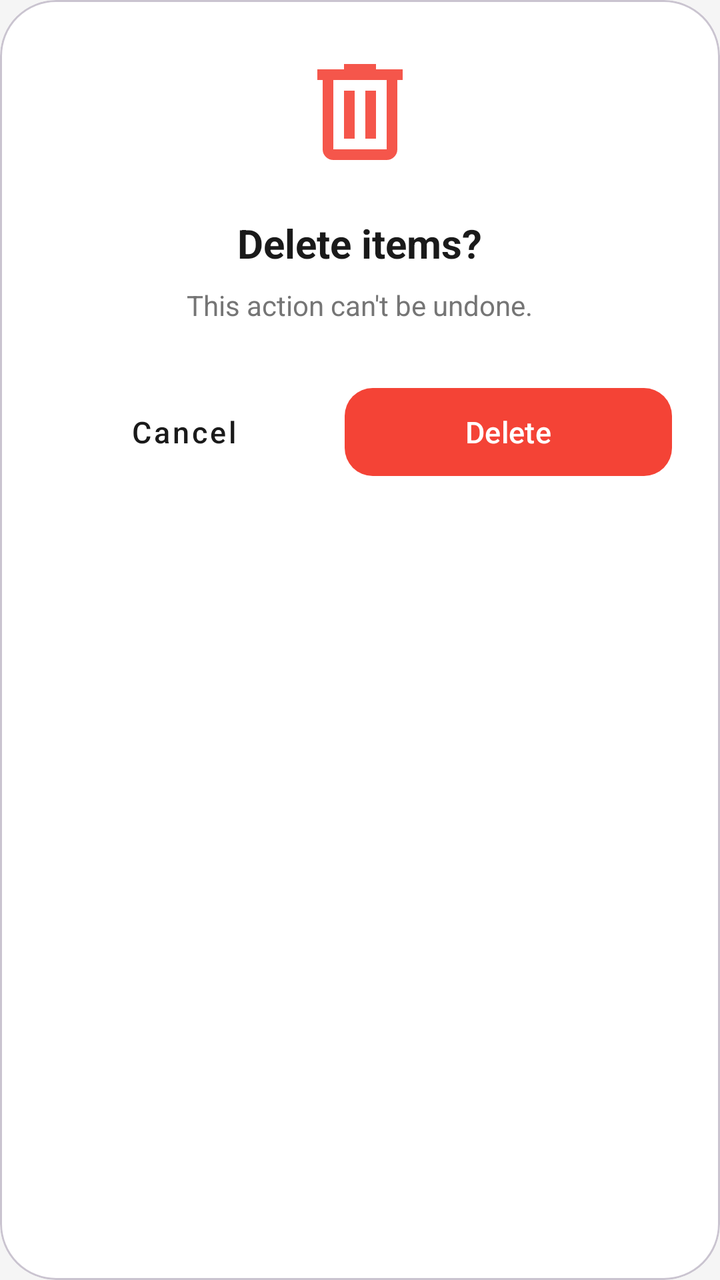
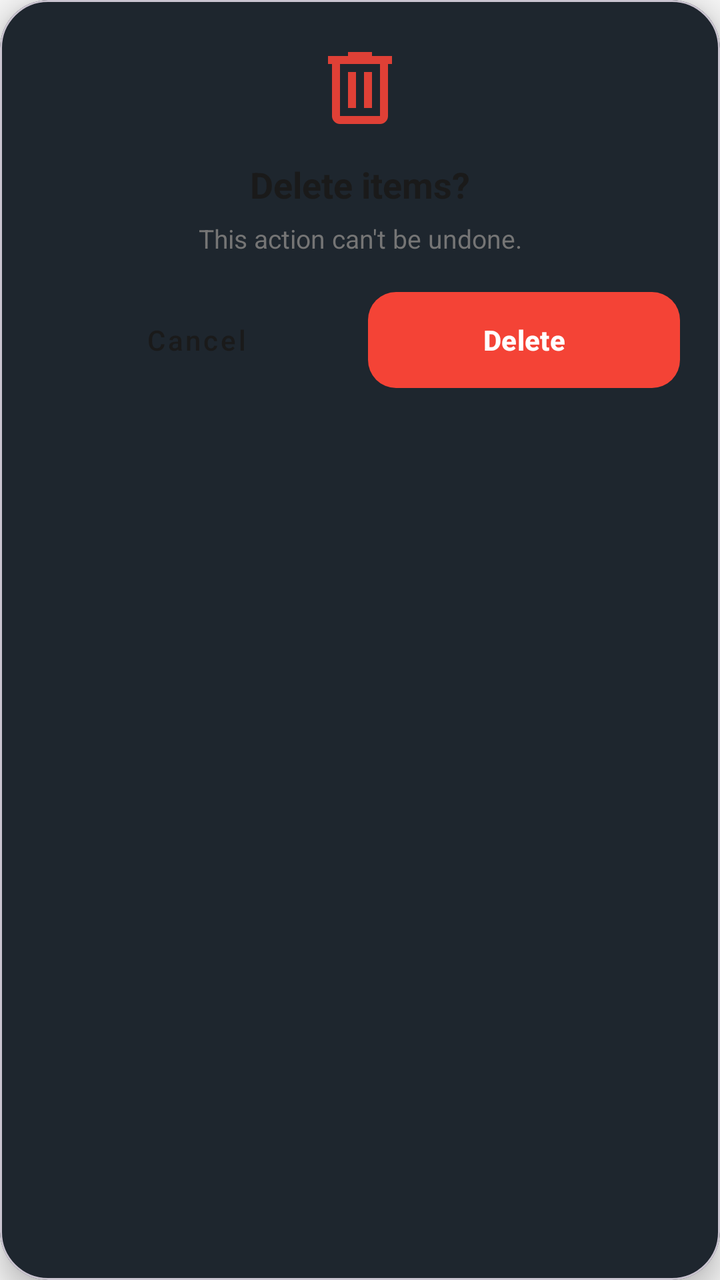

The first picture is an Android layout as it rendered before a commit; the second is the same layout after the commit. The layout source and the unified diff follow.
<!-- AndroidManifest.xml: application theme Theme.FridgeWise -->
<!-- res/layout/dialog_confirm_delete.xml -->
<?xml version="1.0" encoding="utf-8"?>
<com.google.android.material.card.MaterialCardView xmlns:android="http://schemas.android.com/apk/res/android"
    xmlns:app="http://schemas.android.com/apk/res-auto"
    android:layout_width="match_parent"
    android:layout_height="wrap_content"
    android:layout_marginHorizontal="24dp"
    app:cardCornerRadius="28dp"
    app:cardElevation="0dp"
    app:cardBackgroundColor="@color/surface_card">

    <LinearLayout
        android:layout_width="match_parent"
        android:layout_height="wrap_content"
        android:gravity="center"
        android:orientation="vertical"
        android:padding="24dp">

        <ImageView
            android:layout_width="64dp"
            android:layout_height="64dp"
            android:src="@drawable/outline_delete_24"
            app:tint="@color/red_expired"
            android:alpha="0.9" />

        <TextView
            android:id="@+id/tvDialogTitle"
            android:layout_width="wrap_content"
            android:layout_height="wrap_content"
            android:layout_marginTop="20dp"
            android:text="Delete items?"
            android:textColor="@color/text_primary"
            android:textSize="20sp"
            android:textStyle="bold"
            android:gravity="center" />

        <TextView
            android:layout_width="wrap_content"
            android:layout_height="wrap_content"
            android:layout_marginTop="8dp"
            android:text="This action can't be undone."
            android:textColor="@color/text_secondary"
            android:textSize="14sp"
            android:gravity="center" />

        <LinearLayout
            android:layout_width="match_parent"
            android:layout_height="wrap_content"
            android:layout_marginTop="28dp"
            android:orientation="horizontal"
            android:gravity="center">

            <com.google.android.material.button.MaterialButton
                android:id="@+id/btnCancel"
                style="@style/Widget.MaterialComponents.Button.TextButton"
                android:layout_width="0dp"
                android:layout_height="52dp"
                android:layout_weight="1"
                android:text="Cancel"
                android:textAllCaps="false"
                android:textColor="@color/text_primary"
                android:textSize="15sp" />

            <View
                android:layout_width="12dp"
                android:layout_height="0dp" />

            <com.google.android.material.button.MaterialButton
                android:id="@+id/btnDelete"
                android:layout_width="0dp"
                android:layout_height="52dp"
                android:layout_weight="1.2"
                app:backgroundTint="@color/red_expired"
                android:text="Delete"
                android:textAllCaps="false"
                android:textColor="@color/white"
                android:textSize="15sp"
                app:cornerRadius="14dp" />

        </LinearLayout>

    </LinearLayout>

</com.google.android.material.card.MaterialCardView>
<!-- resources referenced by this layout -->
<resources>
  <color name="red_expired">#F44336</color>
  <color name="surface_card">#FFFFFF</color>
  <color name="text_primary">#1A1A1A</color>
  <color name="text_secondary">#757575</color>
  <color name="white">#FFFFFF</color>
  <style name="Theme.FridgeWise" parent="Base.Theme.FridgeWise" />
  <style name="Base.Theme.FridgeWise" parent="Theme.Material3.DayNight.NoActionBar">
          
          <item name="colorPrimary">@color/green_primary</item>
          <item name="android:windowBackground">@color/bg_primary</item>
          <item name="colorSurface">@color/bg_secondary</item>
          <item name="colorOnSurface">@color/text_primary</item>
      </style>
  <color name="green_primary">#2E7D32</color>
  <color name="bg_primary">#F5F5F5</color>
  <color name="bg_secondary">#FFFFFF</color>
  <!-- unchanged entries left out for length: 1 -->
</resources>

<!-- the commit's change to res/layout/dialog_confirm_delete.xml (unified diff, before → after) -->
@@ -1,80 +1,89 @@
 <?xml version="1.0" encoding="utf-8"?>
-<com.google.android.material.card.MaterialCardView xmlns:android="http://schemas.android.com/apk/res/android"
+<com.google.android.material.card.MaterialCardView
+    xmlns:android="http://schemas.android.com/apk/res/android"
     xmlns:app="http://schemas.android.com/apk/res-auto"
-    android:layout_width="match_parent"
+
+    android:layout_width="280dp"
     android:layout_height="wrap_content"
-    android:layout_marginHorizontal="24dp"
-    app:cardCornerRadius="28dp"
-    app:cardElevation="0dp"
-    app:cardBackgroundColor="@color/surface_card">
+    android:layout_gravity="center_horizontal"
+    app:cardCornerRadius="24dp"
+    app:cardElevation="8dp"
+    app:cardBackgroundColor="#1E262E">
 
     <LinearLayout
         android:layout_width="match_parent"
         android:layout_height="wrap_content"
-        android:gravity="center"
         android:orientation="vertical"
-        android:padding="24dp">
+        android:gravity="center_horizontal"
+        android:padding="20dp">
 
+        
         <ImageView
-            android:layout_width="64dp"
-            android:layout_height="64dp"
+            android:layout_width="48dp"
+            android:layout_height="48dp"
+            android:alpha="0.9"
             android:src="@drawable/outline_delete_24"
-            app:tint="@color/red_expired"
-            android:alpha="0.9" />
+            app:tint="@color/red_expired" />
 
+        
         <TextView
             android:id="@+id/tvDialogTitle"
             android:layout_width="wrap_content"
             android:layout_height="wrap_content"
-            android:layout_marginTop="20dp"
+            android:layout_marginTop="12dp"
+            android:gravity="center"
             android:text="Delete items?"
             android:textColor="@color/text_primary"
-            android:textSize="20sp"
-            android:textStyle="bold"
-            android:gravity="center" />
+            android:textSize="18sp"
+            android:textStyle="bold" />
 
+        
         <TextView
             android:layout_width="wrap_content"
             android:layout_height="wrap_content"
-            android:layout_marginTop="8dp"
+            android:layout_marginTop="6dp"
+            android:gravity="center"
             android:text="This action can't be undone."
             android:textColor="@color/text_secondary"
-            android:textSize="14sp"
-            android:gravity="center" />
+            android:textSize="13sp" />
 
+        
         <LinearLayout
             android:layout_width="match_parent"
-            android:layout_height="wrap_content"
-            android:layout_marginTop="28dp"
+            android:layout_height="48dp"
+            android:layout_marginTop="18dp"
             android:orientation="horizontal"
-            android:gravity="center">
+            android:gravity="center_vertical">
 
             <com.google.android.material.button.MaterialButton
                 android:id="@+id/btnCancel"
                 style="@style/Widget.MaterialComponents.Button.TextButton"
                 android:layout_width="0dp"
-                android:layout_height="52dp"
+                android:layout_height="48dp"
                 android:layout_weight="1"
                 android:text="Cancel"
                 android:textAllCaps="false"
                 android:textColor="@color/text_primary"
-                android:textSize="15sp" />
-
-            <View
-                android:layout_width="12dp"
-                android:layout_height="0dp" />
+                android:textSize="14sp"
+                android:singleLine="true"
+                android:insetTop="0dp"
+                android:insetBottom="0dp" />
 
             <com.google.android.material.button.MaterialButton
                 android:id="@+id/btnDelete"
                 android:layout_width="0dp"
-                android:layout_height="52dp"
-                android:layout_weight="1.2"
-                app:backgroundTint="@color/red_expired"
+                android:layout_height="48dp"
+                android:layout_weight="1"
+                android:layout_marginStart="8dp"
                 android:text="Delete"
                 android:textAllCaps="false"
                 android:textColor="@color/white"
-                android:textSize="15sp"
-                app:cornerRadius="14dp" />
+                android:textSize="14sp"
+                android:singleLine="true"
+                app:backgroundTint="@color/red_expired"
+                app:cornerRadius="14dp"
+                android:insetTop="0dp"
+                android:insetBottom="0dp" />
 
         </LinearLayout>
 
<!-- resource entries referenced after the edit -->
@@ -1,20 +1,71 @@
 <!-- resources referenced by this layout -->
 <resources>
   <color name="red_expired">#F44336</color>
-  <color name="surface_card">#FFFFFF</color>
   <color name="text_primary">#1A1A1A</color>
   <color name="text_secondary">#757575</color>
   <color name="white">#FFFFFF</color>
   <style name="Theme.FridgeWise" parent="Base.Theme.FridgeWise" />
   <style name="Base.Theme.FridgeWise" parent="Theme.Material3.DayNight.NoActionBar">
+  
+          
+          <item name="android:navigationBarColor">@color/bg_secondary</item>
+          <item name="android:windowDrawsSystemBarBackgrounds">true</item>
+  
           
           <item name="colorPrimary">@color/green_primary</item>
-          <item name="android:windowBackground">@color/bg_primary</item>
+          <item name="colorOnPrimary">@color/white</item>
+          <item name="colorPrimaryContainer">@color/green_pale</item>
+          <item name="colorOnPrimaryContainer">@color/green_primary</item>
+  
+          <item name="colorSecondary">@color/profile_accent_teal</item>
+          <item name="colorOnSecondary">@color/white</item>
+  
           <item name="colorSurface">@color/bg_secondary</item>
           <item name="colorOnSurface">@color/text_primary</item>
+          <item name="colorSurfaceVariant">@color/surface_elevated</item>
+          <item name="colorOnSurfaceVariant">@color/text_secondary</item>
+  
+          <item name="android:windowBackground">@color/bg_primary</item>
+          <item name="colorOutline">@color/divider_color</item>
+  
+          
+          <item name="textAppearanceTitleLarge">@style/TextAppearance.App.TitleLarge</item>
+          <item name="textAppearanceTitleMedium">@style/TextAppearance.App.TitleMedium</item>
+          <item name="textAppearanceBodyLarge">@style/TextAppearance.App.BodyLarge</item>
+          <item name="textAppearanceBodyMedium">@style/TextAppearance.App.BodyMedium</item>
+          <item name="textAppearanceLabelLarge">@style/TextAppearance.App.LabelLarge</item>
+  
+          
+          <item name="floatingActionButtonStyle">@style/Widget.App.FloatingActionButton</item>
       </style>
   <color name="green_primary">#2E7D32</color>
+  <color name="green_pale">#E8F5E9</color>
+  <color name="profile_accent_teal">#2DD4BF</color>
+  <color name="surface_elevated">#FFFFFF</color>
   <color name="bg_primary">#F5F5F5</color>
+  <color name="divider_color">#EEEEEE</color>
+  <style name="TextAppearance.App.TitleLarge" parent="TextAppearance.Material3.TitleLarge">
+          <item name="android:textStyle">bold</item>
+          <item name="android:textColor">@color/text_primary</item>
+      </style>
+  <style name="TextAppearance.App.TitleMedium" parent="TextAppearance.Material3.TitleMedium">
+          <item name="android:textStyle">bold</item>
+          <item name="android:textColor">@color/text_primary</item>
+      </style>
+  <style name="TextAppearance.App.BodyLarge" parent="TextAppearance.Material3.BodyLarge">
+          <item name="android:textColor">@color/text_primary</item>
+      </style>
+  <style name="TextAppearance.App.BodyMedium" parent="TextAppearance.Material3.BodyMedium">
+          <item name="android:textColor">@color/text_secondary</item>
+      </style>
+  <style name="TextAppearance.App.LabelLarge" parent="TextAppearance.Material3.LabelLarge">
+          <item name="android:textColor">@color/green_primary</item>
+          <item name="android:textStyle">bold</item>
+      </style>
+  <style name="Widget.App.FloatingActionButton" parent="Widget.Material3.FloatingActionButton.Primary">
+          <item name="backgroundTint">@color/green_primary</item>
+          <item name="tint">@color/white</item>
+      </style>
   <color name="bg_secondary">#FFFFFF</color>
   <!-- unchanged entries left out for length: 1 -->
 </resources>
